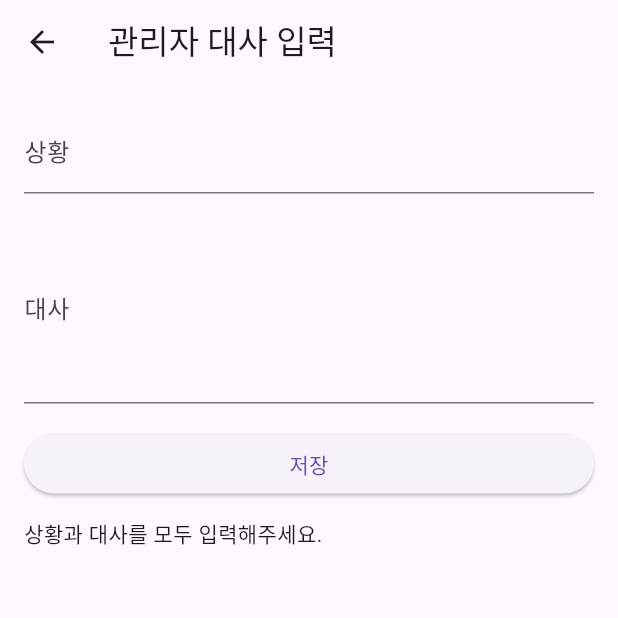
After one commit to ggiggle74-bit/plantalk2, a Flutter app: the AdminDialogueScreen screen opened directly, after a tap on "저장", on a phone screen of 412 x 824 dp, the top half of it. The commit adds this screen. Run offline on Flutter 3.47's test engine with Material 3 defaults, Android fonts, the light colour scheme and no system bars; our stand-ins replace image_picker, supabase_flutter; accounts and stored records are empty.

Commit message:
Add admin dialogue entry screen

```diff
--- /dev/null
+++ b/lib/admin_dialogue_screen.dart
@@ -0,0 +1,107 @@
+import 'package:flutter/material.dart';
+import 'package:supabase_flutter/supabase_flutter.dart';
+
+class AdminDialogueScreen extends StatefulWidget {
+  const AdminDialogueScreen({super.key});
+
+  @override
+  State<AdminDialogueScreen> createState() => _AdminDialogueScreenState();
+}
+
+class _AdminDialogueScreenState extends State<AdminDialogueScreen> {
+  final TextEditingController _situationController = TextEditingController();
+  final TextEditingController _textController = TextEditingController();
+
+  bool _isSaving = false;
+  String _statusMessage = '';
+
+  @override
+  void dispose() {
+    _situationController.dispose();
+    _textController.dispose();
+    super.dispose();
+  }
+
+  Future<void> _saveDialogue() async {
+    final situation = _situationController.text.trim();
+    final text = _textController.text.trim();
+
+    if (situation.isEmpty || text.isEmpty) {
+      setState(() {
+        _statusMessage = '상황과 대사를 모두 입력해주세요.';
+      });
+      return;
+    }
+
+    setState(() {
+      _isSaving = true;
+      _statusMessage = '저장 중...';
+    });
+
+    try {
+      await Supabase.instance.client.from('dialogues').insert({
+        'situation': situation,
+        'text': text,
+      });
+
+      if (!mounted) return;
+
+      _situationController.clear();
+      _textController.clear();
+
+      setState(() {
+        _statusMessage = '저장되었습니다.';
+      });
+    } catch (error) {
+      if (!mounted) return;
+
+      setState(() {
+        _statusMessage = '저장 실패: $error';
+      });
+    } finally {
+      if (mounted) {
+        setState(() {
+          _isSaving = false;
+        });
+      }
+    }
+  }
+
+  @override
+  Widget build(BuildContext context) {
+    return Scaffold(
+      appBar: AppBar(title: const Text('관리자 대사 입력')),
+      body: Padding(
+        padding: const EdgeInsets.all(16),
+        child: Column(
+          crossAxisAlignment: CrossAxisAlignment.stretch,
+          children: [
+            TextField(
+              controller: _situationController,
+              decoration: const InputDecoration(
+                labelText: '상황',
+                hintText: '예: 물 부족, 기분 좋음',
+              ),
+            ),
+            const SizedBox(height: 12),
+            TextField(
+              controller: _textController,
+              decoration: const InputDecoration(
+                labelText: '대사',
+                hintText: '무가리가 할 말을 입력하세요.',
+              ),
+              maxLines: 4,
+            ),
+            const SizedBox(height: 16),
+            ElevatedButton(
+              onPressed: _isSaving ? null : _saveDialogue,
+              child: Text(_isSaving ? '저장 중...' : '저장'),
+            ),
+            const SizedBox(height: 12),
+            Text(_statusMessage),
+          ],
+        ),
+      ),
+    );
+  }
+}
--- a/lib/main.dart
+++ b/lib/main.dart
@@ -2,6 +2,7 @@ import 'package:supabase_flutter/supabase_flutter.dart';
 import 'dart:math';
 import 'package:flutter/material.dart';
 import 'package:image_picker/image_picker.dart';
+import 'admin_dialogue_screen.dart';
 import 'dialogue/chat_panel.dart';
 import 'services/plant_service.dart';
 
@@ -315,6 +316,20 @@ class _MyAppState extends State<MyApp> {
 
             body: ListView(
               children: [
+                Padding(
+                  padding: const EdgeInsets.all(12),
+                  child: ElevatedButton(
+                    onPressed: () {
+                      Navigator.push(
+                        context,
+                        MaterialPageRoute(
+                          builder: (_) => const AdminDialogueScreen(),
+                        ),
+                      );
+                    },
+                    child: const Text('관리자 대사 입력'),
+                  ),
+                ),
                 plantCard(
                   '몬스테라',
                   monsteraMessage,
```
